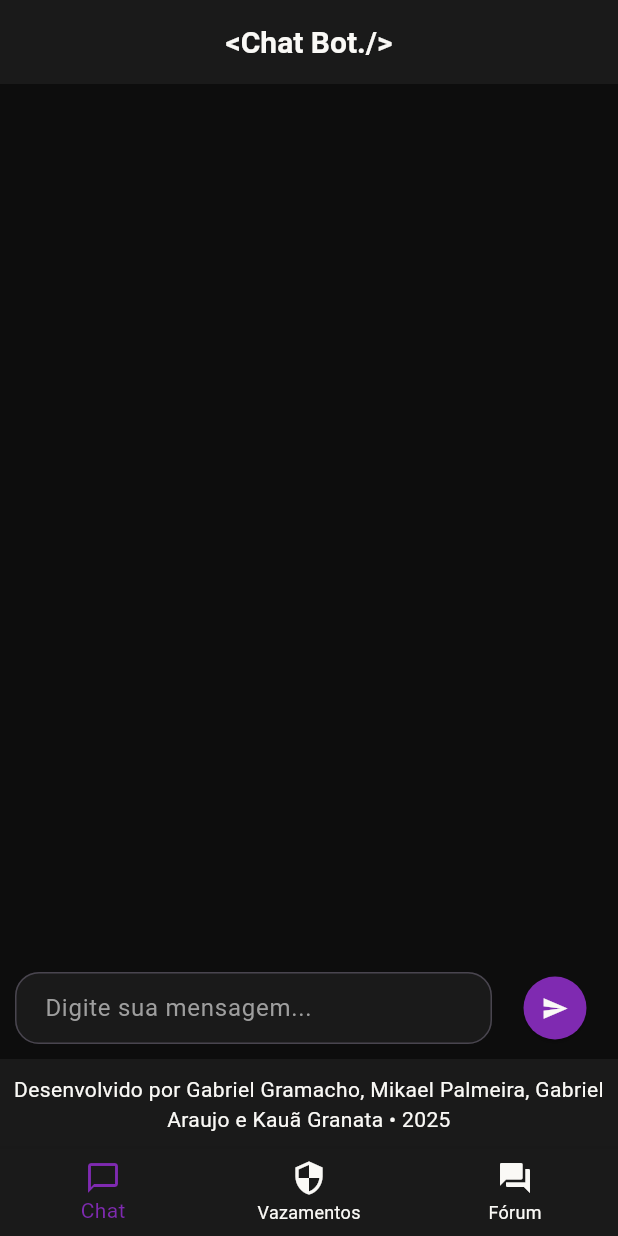
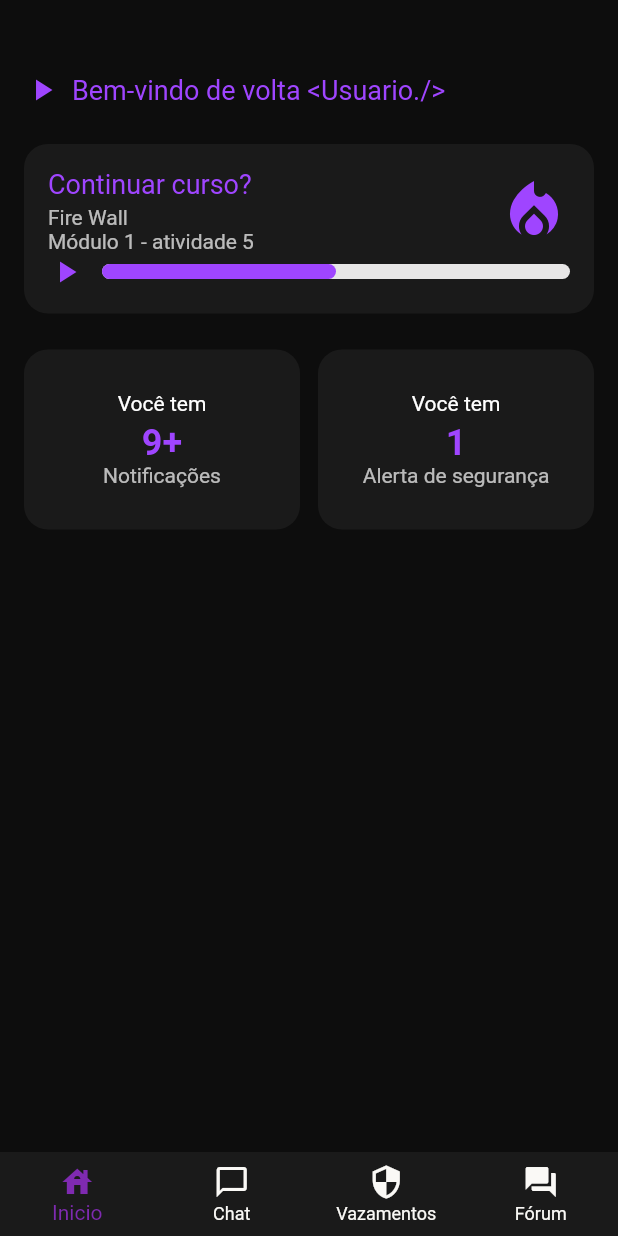
Before and after one commit to Lowpexay/chatbot_sec4you_dart_file_mode, a Flutter app: the screen it shows after launch, on a phone screen of 412 x 824 dp. Run offline on Flutter 3.47's test engine with Material 3 defaults, Android fonts, the phone set to English and light mode, and no system bars; our stand-ins replace flutter_dotenv, image_picker, shared_preferences; Roboto replaces fonts that are missing (JetBrainsMono).

Commit message:
Adicionado tela de inicio

```diff
--- /dev/null
+++ b/chatbot_sec4you/lib/home_screen.dart
@@ -0,0 +1,167 @@
+import 'package:flutter/material.dart';
+
+class HomeScreen extends StatelessWidget {
+  const HomeScreen({super.key});
+
+  @override
+  Widget build(BuildContext context) {
+    const purple = Color(0xFF9F45FF);
+    const bg = Color(0xFF0D0D0D);
+    const darkCard = Color(0xFF1A1A1A);
+
+    return Scaffold(
+      backgroundColor: bg,
+      body: Padding(
+        padding: const EdgeInsets.all(16.0),
+        child: Column(
+          crossAxisAlignment: CrossAxisAlignment.start,
+          children: [
+            const SizedBox(height: 32),
+            Row(
+              children: const [
+                Icon(Icons.play_arrow, color: purple),
+                SizedBox(width: 8),
+                Text(
+                  'Bem-vindo de volta <Usuario./>',
+                  style: TextStyle(color: purple, fontSize: 18),
+                ),
+              ],
+            ),
+            const SizedBox(height: 24),
+
+            // CARD DO CURSO
+            Container(
+              padding: const EdgeInsets.all(16),
+              decoration: BoxDecoration(
+                color: darkCard,
+                borderRadius: BorderRadius.circular(16),
+              ),
+              child: Column(
+                crossAxisAlignment: CrossAxisAlignment.start,
+                children: [
+                  Row(
+                    crossAxisAlignment: CrossAxisAlignment.center,
+                    children: [
+                      Expanded(
+                        child: Column(
+                          crossAxisAlignment: CrossAxisAlignment.start,
+                          children: const [
+                            Text(
+                              'Continuar curso?',
+                              style: TextStyle(
+                                color: purple,
+                                fontSize: 18,
+                                fontFamily: 'JetBrainsMono',
+                              ),
+                            ),
+                            SizedBox(height: 4),
+                            Text(
+                              'Fire Wall\nMódulo 1 - atividade 5',
+                              style: TextStyle(color: Colors.white70),
+                            ),
+                          ],
+                        ),
+                      ),
+                      Icon(
+                        Icons.local_fire_department,
+                        color: purple,
+                        size: 48,
+                      ),
+                    ],
+                  ),
+                  Row(
+                    children: [
+                      const Icon(Icons.play_arrow, color: purple),
+                      const SizedBox(width: 12),
+                      Expanded(
+                        child: SizedBox(
+                          height: 10,
+                          child: LinearProgressIndicator(
+                            value: 0.5,
+                            backgroundColor: const Color.fromARGB(255,231,230,230,),
+                            valueColor: AlwaysStoppedAnimation<Color>(purple),
+                            borderRadius: BorderRadius.all(Radius.circular(10)),
+                          ),
+                        ),
+                      ),
+                    ],
+                  ),
+                ],
+              ),
+            ),
+
+            const SizedBox(height: 24),
+
+            // CARDS DE NOTIFICAÇÕES E ALERTAS
+            Row(
+              children: [
+                Expanded(
+                  child: CardInfo(
+                    title: 'Você tem',
+                    value: '9+',
+                    subtitle: 'Notificações',
+                    color: purple,
+                  ),
+                ),
+                const SizedBox(width: 12),
+                Expanded(
+                  child: CardInfo(
+                    title: 'Você tem',
+                    value: '1',
+                    subtitle: 'Alerta de segurança',
+                    color: purple,
+                  ),
+                ),
+              ],
+            ),
+            const SizedBox(height: 24),
+          ],
+        ),
+      ),
+    );
+  }
+}
+
+// COMPONENTE REUTILIZÁVEL PARA OS CARDS DE INFO
+class CardInfo extends StatelessWidget {
+  final String title;
+  final String value;
+  final String subtitle;
+  final Color color;
+
+  const CardInfo({
+    super.key,
+    required this.title,
+    required this.value,
+    required this.subtitle,
+    required this.color,
+  });
+
+  @override
+  Widget build(BuildContext context) {
+    return Container(
+      height: 120,
+      decoration: BoxDecoration(
+        color: const Color(0xFF1A1A1A),
+        borderRadius: BorderRadius.circular(16),
+      ),
+      padding: const EdgeInsets.all(12),
+      child: Column(
+        mainAxisAlignment: MainAxisAlignment.center,
+        children: [
+          Text(title, style: const TextStyle(color: Colors.white)),
+          const SizedBox(height: 4),
+          Text(
+            value,
+            style: TextStyle(
+              color: color,
+              fontSize: 24,
+              fontWeight: FontWeight.bold,
+            ),
+          ),
+          Text(subtitle, style: const TextStyle(color: Colors.white70)),
+        ],
+      ),
+    );
+  }
+}
--- a/chatbot_sec4you/lib/main.dart
+++ b/chatbot_sec4you/lib/main.dart
@@ -1,3 +1,4 @@
+import 'package:chatbot_sec4you/home_screen.dart';
 import 'package:flutter/material.dart';
 import 'package:flutter_dotenv/flutter_dotenv.dart';
 import 'chat_screen.dart';
@@ -5,20 +6,13 @@ import 'leak_check_screen.dart';
 import 'local_data.dart';
 import 'boards_screen.dart';
 import 'board_screen.dart';
-// import 'package:shared_preferences/shared_preferences.dart';
 
-// Future<void> clearPrefs() async {
-//   final prefs = await SharedPreferences.getInstance();
-//   await prefs.clear();
-// }
 void main() async {
   WidgetsFlutterBinding.ensureInitialized();
-  // await clearPrefs(); // Use await aqui!
   await dotenv.load();
   await LocalData().init();
   runApp(const Sec4YouApp());
 }
-
 
 class Sec4YouApp extends StatelessWidget {
   const Sec4YouApp({super.key});
@@ -28,6 +22,7 @@ class Sec4YouApp extends StatelessWidget {
     return MaterialApp(
       title: 'Sec4You',
       theme: ThemeData(
+        useMaterial3: false,
         scaffoldBackgroundColor: const Color(0xFF0D0D0D),
         appBarTheme: const AppBarTheme(
           backgroundColor: Color(0xFF1A1A1A),
@@ -36,8 +31,16 @@ class Sec4YouApp extends StatelessWidget {
             color: Color(0xFFFAF9F6),
             fontWeight: FontWeight.bold,
             fontSize: 20,
+            fontFamily: 'JetBrainsMono',
           ),
         ),
+        bottomNavigationBarTheme: const BottomNavigationBarThemeData(
+          backgroundColor: Color(0xFF1A1A1A),
+          selectedItemColor: Color(0xFF7F2AB1),
+          unselectedItemColor: Color(0xFFFAF9F6),
+          type: BottomNavigationBarType.fixed,
+        ),
+        fontFamily: 'JetBrainsMono',
       ),
       home: const MainNavigation(),
       debugShowCheckedModeBanner: false,
@@ -73,6 +76,7 @@ class _MainNavigationState extends State<MainNavigation> {
   @override
   Widget build(BuildContext context) {
     final screens = [
+      HomeScreen(),
       ChatScreen(initialMessage: _autoMessage),
       LeakCheckerScreen(changeTab: _changeTab),
       BoardsScreen(),
@@ -81,12 +85,13 @@ class _MainNavigationState extends State<MainNavigation> {
     return Scaffold(
       body: screens[_selectedIndex],
       bottomNavigationBar: BottomNavigationBar(
-        backgroundColor: const Color(0xFF1A1A1A),
-        selectedItemColor: const Color(0xFF7F2AB1),
-        unselectedItemColor: const Color(0xFFFAF9F6),
         currentIndex: _selectedIndex,
         onTap: _onTabTapped,
         items: const [
+          BottomNavigationBarItem(
+            icon: Icon(Icons.house),
+            label: 'Inicio',
+          ),
           BottomNavigationBarItem(
             icon: Icon(Icons.chat_bubble_outline),
             label: 'Chat',
```
